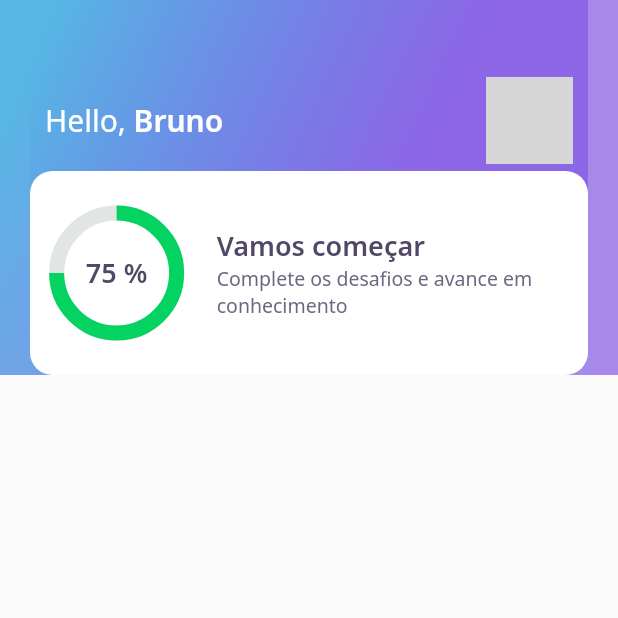
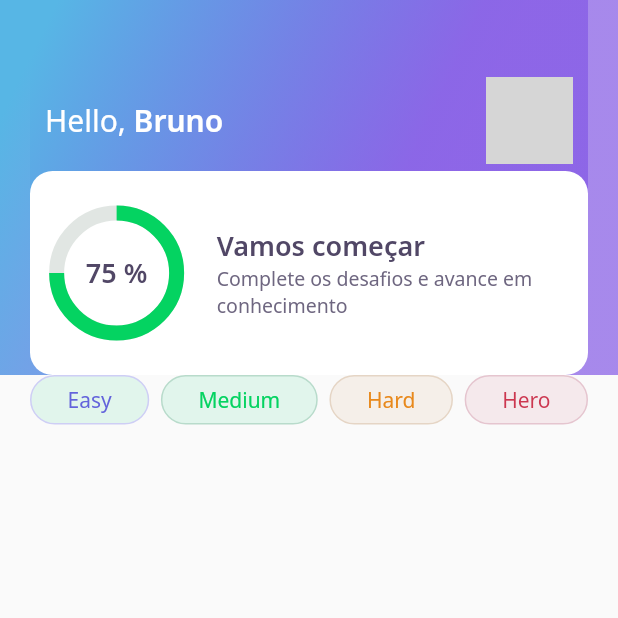
Before and after one commit to arubesu/devquiz, a Flutter app: the screen it shows after launch, on a phone screen of 412 x 824 dp, the top half of it. Run offline on Flutter 3.47's test engine with Material 2 defaults, Android fonts, the phone set to English and light mode, and no system bars; our stand-ins replace google_fonts; network calls fail; grey boxes are pictures that could not be loaded.

Commit message:
feat:  LevelButtonWidget rename: colors styles

```diff
--- a/lib/core/app_colors.dart
+++ b/lib/core/app_colors.dart
@@ -21,18 +21,18 @@ class AppColors {
   static final Color darkRed = Color(0xFFCC3750);
 
   //LevelButton
-  static final Color levelButtonFacil = Color(0xFFEBEBFC);
-  static final Color levelButtonMedio = lightGreen;
-  static final Color levelButtonDificil = Color(0xFFF5EFE9);
-  static final Color levelButtonPerito = lightRed;
+  static final Color levelButtonEasy = Color(0xFFEBEBFC);
+  static final Color levelButtonMedium = lightGreen;
+  static final Color levelButtonHard = Color(0xFFF5EFE9);
+  static final Color levelButtonHero = lightRed;
 
-  static final Color levelButtonBorderFacil = Color(0xFFCECEF5);
-  static final Color levelButtonBorderMedio = green;
-  static final Color levelButtonBorderDificil = Color(0xFFE5D5C5);
-  static final Color levelButtonBorderPerito = red;
+  static final Color levelButtonBorderEasy = Color(0xFFCECEF5);
+  static final Color levelButtonBorderMedium = green;
+  static final Color levelButtonBorderHard = Color(0xFFE5D5C5);
+  static final Color levelButtonBorderHero = red;
 
-  static final Color levelButtonTextFacil = Color(0xFF6363DB);
-  static final Color levelButtonTextMedio = darkGreen;
-  static final Color levelButtonTextDificil = Color(0xFFE8891C);
-  static final Color levelButtonTextPerito = darkRed;
+  static final Color levelButtonTextEasy = Color(0xFF6363DB);
+  static final Color levelButtonTextMedium = darkGreen;
+  static final Color levelButtonTextHard = Color(0xFFE8891C);
+  static final Color levelButtonTextHero = darkRed;
 }
--- a/lib/home/home_page.dart
+++ b/lib/home/home_page.dart
@@ -1,4 +1,5 @@
 import 'package:DevQuiz/home/widgets/appbar_widget.dart';
+import 'package:DevQuiz/home/widgets/level_button_widget/level_button_widget.dart';
 import 'package:flutter/material.dart';
 
 class HomePage extends StatefulWidget {
@@ -11,6 +12,30 @@ class _HomePageState extends State<HomePage> {
   Widget build(BuildContext context) {
     return Scaffold(
       appBar: AppBarWidget(),
+      body: Padding(
+        padding: const EdgeInsets.symmetric(horizontal: 20),
+        child: Row(
+          mainAxisAlignment: MainAxisAlignment.spaceBetween,
+          children: <Widget>[
+            LevelButtonWidget(
+              label: 'Easy',
+              style: LevelButtonStyle.blue,
+            ),
+            LevelButtonWidget(
+              label: 'Medium',
+              style: LevelButtonStyle.green,
+            ),
+            LevelButtonWidget(
+              label: 'Hard',
+              style: LevelButtonStyle.orange,
+            ),
+            LevelButtonWidget(
+              label: 'Hero',
+              style: LevelButtonStyle.red,
+            ),
+          ],
+        ),
+      ),
     );
   }
 }
--- /dev/null
+++ b/lib/home/widgets/level_button_widget/level_button_widget.dart
@@ -0,0 +1,66 @@
+import 'package:DevQuiz/core/core.dart';
+import 'package:flutter/material.dart';
+import 'package:google_fonts/google_fonts.dart';
+
+class LevelButtonWidget extends StatelessWidget {
+  final String label;
+  final LevelButtonStyle style;
+
+  LevelButtonWidget({
+    Key? key,
+    required this.label,
+    required this.style,
+  }) : super(key: key);
+
+  final config = {
+    LevelButtonStyle.blue: {
+      "color": AppColors.levelButtonMedium,
+      "borderColor": AppColors.levelButtonBorderEasy,
+      "fontColor": AppColors.levelButtonTextEasy,
+    },
+    LevelButtonStyle.green: {
+      "color": AppColors.levelButtonMedium,
+      "borderColor": AppColors.levelButtonBorderMedium,
+      "fontColor": AppColors.levelButtonTextMedium,
+    },
+    LevelButtonStyle.orange: {
+      "color": AppColors.levelButtonHard,
+      "borderColor": AppColors.levelButtonBorderHard,
+      "fontColor": AppColors.levelButtonTextHard,
+    },
+    LevelButtonStyle.red: {
+      "color": AppColors.levelButtonHero,
+      "borderColor": AppColors.levelButtonBorderHero,
+      "fontColor": AppColors.levelButtonTextHero,
+    },
+  };
+
+  Color get buttonColor => config[style]!['color']!;
+  Color get borderColor => config[style]!['borderColor']!;
+  Color get fontColor => config[style]!['fontColor']!;
+
+  @override
+  Widget build(BuildContext context) {
+    return Container(
+        decoration: BoxDecoration(
+            color: buttonColor,
+            borderRadius: BorderRadius.circular(28),
+            border: Border.fromBorderSide(BorderSide(
+              color: borderColor,
+            ))),
+        child: Padding(
+          padding: const EdgeInsets.symmetric(
+            horizontal: 24,
+            vertical: 6,
+          ),
+          child: Text(
+            label,
+            style: GoogleFonts.notoSans(
+              color: fontColor,
+            ),
+          ),
+        ));
+  }
+}
+
+enum LevelButtonStyle { blue, green, orange, red }
```
